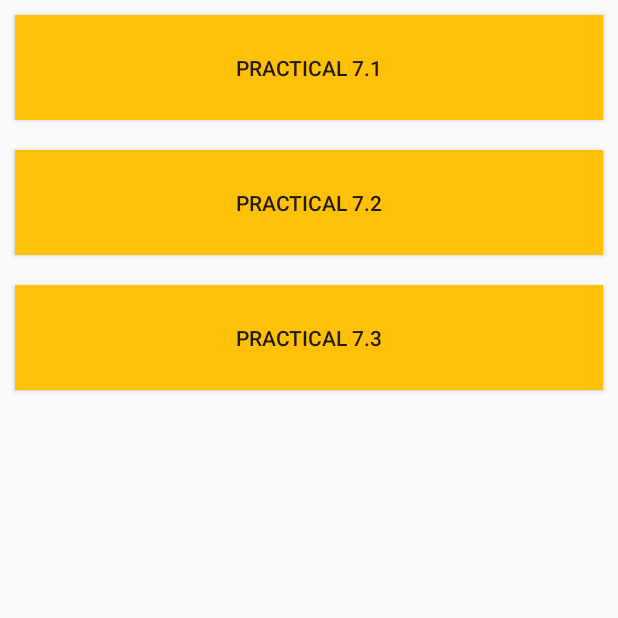
After one commit to vijaylatpate/AMP, an Android app: the Practical_7 screen opened directly, with no data from a screen before it, on a phone screen of 412 x 824 dp, the top half of it. The commit adds this screen. Run offline under Robolectric (Android 15) with nearby library versions, the phone set to English and light mode, and no system bars.

Commit message:
Basic Layout Of Application

```diff
--- /dev/null
+++ b/app/src/main/java/com/sbvc/amp2022/Practical_7.java
@@ -0,0 +1,30 @@
+package com.sbvc.amp2022;
+
+import androidx.appcompat.app.AppCompatActivity;
+
+import android.content.Intent;
+import android.os.Bundle;
+import android.view.View;
+import android.widget.Button;
+
+public class Practical_7 extends AppCompatActivity {
+
+    Button btnPractical_7_1, btnPractical_7_2, btnPractical_7_3;
+
+    @Override
+    protected void onCreate(Bundle savedInstanceState) {
+        super.onCreate(savedInstanceState);
+        setContentView(R.layout.activity_practical7);
+
+        btnPractical_7_1 = findViewById(R.id.btnPractical_7_1);
+        btnPractical_7_2 = findViewById(R.id.btnPractical_7_2);
+        btnPractical_7_3 = findViewById(R.id.btnPractical_7_3);
+
+        btnPractical_7_1.setOnClickListener(new View.OnClickListener() {
+            @Override
+            public void onClick(View view) {
+                startActivity(new Intent(getApplicationContext(), Practical_7_1.class));
+            }
+        });
+    }
+}
--- /dev/null
+++ b/app/src/main/res/layout/activity_practical7.xml
@@ -0,0 +1,34 @@
+<?xml version="1.0" encoding="utf-8"?>
+<LinearLayout xmlns:android="http://schemas.android.com/apk/res/android"
+    xmlns:app="http://schemas.android.com/apk/res-auto"
+    xmlns:tools="http://schemas.android.com/tools"
+    android:layout_width="match_parent"
+    android:layout_height="match_parent"
+    android:orientation="vertical"
+    tools:context=".Practical_7">
+
+    <Button
+        android:id="@+id/btnPractical_7_1"
+        android:layout_width="match_parent"
+        android:layout_height="70dp"
+        android:layout_margin="10dp"
+        android:background="@color/colorAccent"
+        android:text="Practical 7.1" />
+
+    <Button
+        android:id="@+id/btnPractical_7_2"
+        android:layout_width="match_parent"
+        android:layout_height="70dp"
+        android:layout_margin="10dp"
+        android:background="@color/colorAccent"
+        android:text="Practical 7.2" />
+
+    <Button
+        android:id="@+id/btnPractical_7_3"
+        android:layout_width="match_parent"
+        android:layout_height="70dp"
+        android:layout_margin="10dp"
+        android:background="@color/colorAccent"
+        android:text="Practical 7.3" />
+
+</LinearLayout>
```
Also changed, not shown: app/src/main/AndroidManifest.xml (+12 -0 lines), app/src/main/java/com/sbvc/amp2022/Employee.java (added, +35 -0 lines), app/src/main/java/com/sbvc/amp2022/HomeScreen.java (+6 -1 lines), app/src/main/java/com/sbvc/amp2022/MyDBHelper.java (added, +72 -0 lines), app/src/main/java/com/sbvc/amp2022/Practical_7_1.java (added, +42 -0 lines), app/src/main/java/com/sbvc/amp2022/Practical_7_1_1.java (added, +46 -0 lines), app/src/main/java/com/sbvc/amp2022/Practical_7_1_2.java (added, +14 -0 lines), app/src/main/res/layout/activity_home_screen.xml (+8 -0 lines), app/src/main/res/layout/activity_practical71.xml (added, +24 -0 lines), app/src/main/res/layout/activity_practical711.xml (added, +24 -0 lines), app/src/main/res/layout/activity_practical712.xml (added, +34 -0 lines).
